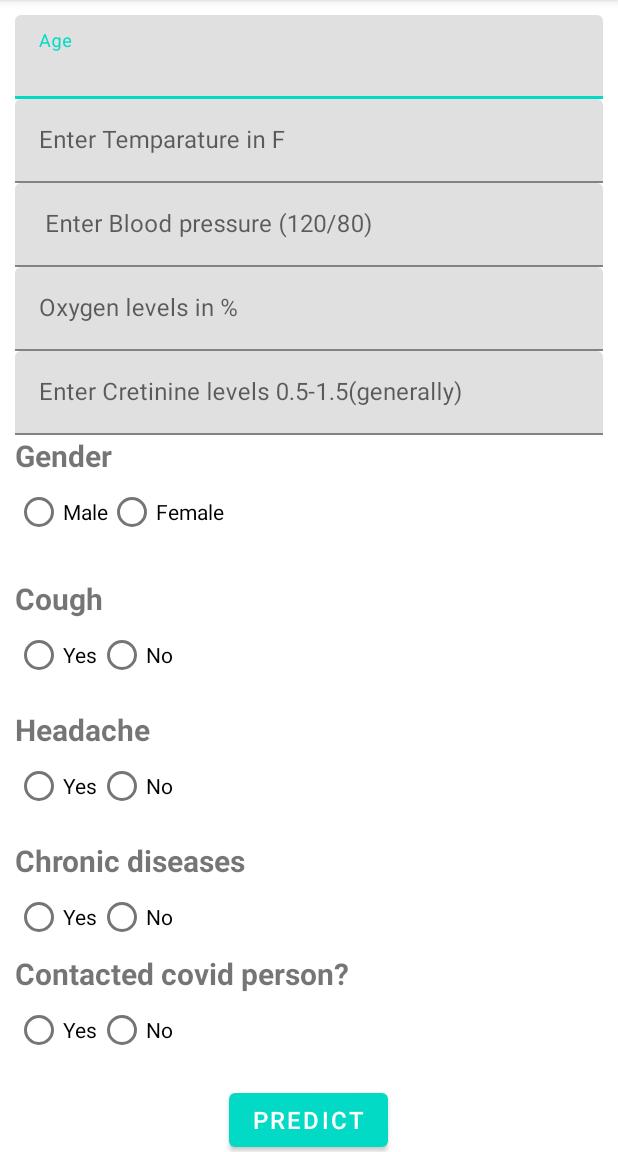
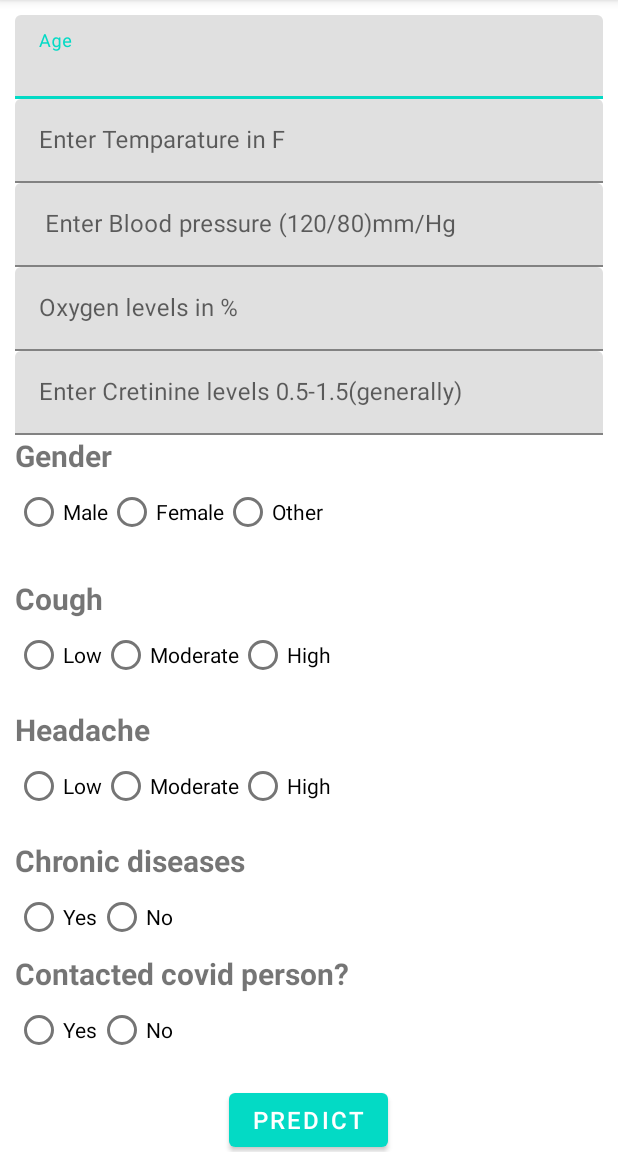
Before and after one commit to vineetha-batchu/covid19-prediction, an Android app: the CovidPrediction screen opened directly, with no data from a screen before it, on a phone screen of 412 x 824 dp, the part 84-1236 px from its top. Run offline under Robolectric (Android 15) with nearby library versions, the phone set to English and light mode, and no system bars.

Commit message:
covid prediction updated

```diff
--- a/app/src/main/res/layout/activity_covid_prediction.xml
+++ b/app/src/main/res/layout/activity_covid_prediction.xml
@@ -52,7 +52,7 @@
             android:id="@+id/til_bp"
             android:layout_width="match_parent"
             android:layout_height="wrap_content"
-            android:hint=" Enter Blood pressure (120/80)">
+            android:hint=" Enter Blood pressure (120/80)mm/Hg">
 
             <com.google.android.material.textfield.TextInputEditText
                 android:id="@+id/tie_bp"
@@ -115,6 +115,11 @@
                 android:layout_width="wrap_content"
                 android:layout_height="wrap_content"
                 android:text="Female" />
+            <RadioButton
+                android:id="@+id/rb_otherGender"
+                android:layout_width="wrap_content"
+                android:layout_height="wrap_content"
+                android:text="Other" />
 
         </RadioGroup>
 
@@ -135,16 +140,21 @@
             android:orientation="horizontal">
 
             <RadioButton
-                android:id="@+id/rb_cough_yes"
+                android:id="@+id/rb_cough_low"
                 android:layout_width="wrap_content"
                 android:layout_height="wrap_content"
-                android:text="Yes" />
+                android:text="Low" />
 
             <RadioButton
-                android:id="@+id/rb_cough_no"
+                android:id="@+id/rb_cough_mod"
                 android:layout_width="wrap_content"
                 android:layout_height="wrap_content"
-                android:text="No" />
+                android:text="Moderate" />
+            <RadioButton
+                android:id="@+id/rb_cough_high"
+                android:layout_width="wrap_content"
+                android:layout_height="wrap_content"
+                android:text="High" />
 
 
         </RadioGroup>
@@ -166,16 +176,22 @@
             android:orientation="horizontal">
 
             <RadioButton
-                android:id="@+id/rb_headache_yes"
+                android:id="@+id/rb_headache_low"
                 android:layout_width="wrap_content"
                 android:layout_height="wrap_content"
-                android:text="Yes" />
+                android:text="Low" />
 
             <RadioButton
-                android:id="@+id/rb_headache_no"
+                android:id="@+id/rb_headache_mod"
                 android:layout_width="wrap_content"
                 android:layout_height="wrap_content"
-                android:text="No" />
+                android:text="Moderate" />
+            <RadioButton
+                android:id="@+id/rb_headache_high"
+                android:layout_width="wrap_content"
+                android:layout_height="wrap_content"
+                android:text="High" />
+
 
 
         </RadioGroup>
```
Also changed, not shown: app/src/main/java/com/example/group2_project/CovidPrediction.java (+120 -82 lines).
